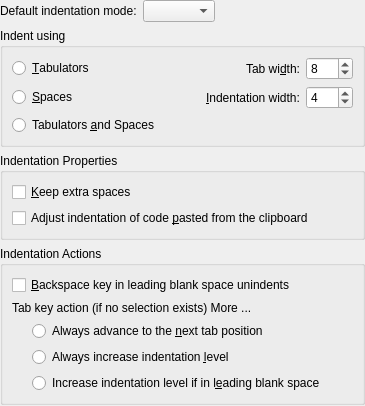
Above: src/dialogs/indentationconfigwidget.ui from deepin-community/ktexteditor before the change. Below: the same form after it.
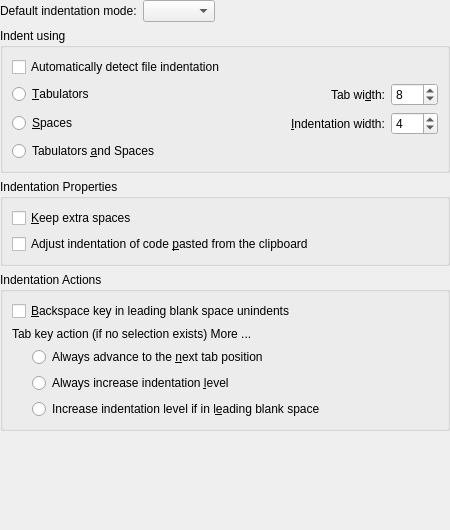
That is the form after the change. Custom widgets are drawn as their Qt base class.

The edit to the form file:
```diff
--- a/src/dialogs/indentationconfigwidget.ui
+++ b/src/dialogs/indentationconfigwidget.ui
@@ -2,6 +2,14 @@
 <ui version="4.0">
  <class>IndentationConfigWidget</class>
  <widget class="QWidget" name="IndentationConfigWidget">
+  <property name="geometry">
+   <rect>
+    <x>0</x>
+    <y>0</y>
+    <width>450</width>
+    <height>530</height>
+   </rect>
+  </property>
   <layout class="QVBoxLayout" name="verticalLayout">
    <property name="margin">
     <number>0</number>
@@ -49,21 +57,30 @@
       <string>Indent using</string>
      </property>
      <layout class="QGridLayout" name="gridLayout">
-      <item row="0" column="0">
-       <widget class="QRadioButton" name="rbIndentWithTabs">
-        <property name="text">
-         <string>&amp;Tabulators</string>
+      <item row="2" column="3">
+       <widget class="KPluralHandlingSpinBox" name="sbIndentWidth">
+        <property name="whatsThis">
+         <string>The indentation width is the number of spaces which is used to indent a line. If the option &lt;b&gt;Insert spaces instead of tabulators&lt;/b&gt; in the section &lt;b&gt;Editing&lt;/b&gt; is disabled, a &lt;b&gt;Tab&lt;/b&gt; character is inserted if the indentation is divisible by the tab width.</string>
+        </property>
+        <property name="minimum">
+         <number>1</number>
+        </property>
+        <property name="maximum">
+         <number>200</number>
+        </property>
+        <property name="value">
+         <number>4</number>
         </property>
        </widget>
       </item>
-      <item row="1" column="0">
+      <item row="2" column="0">
        <widget class="QRadioButton" name="rbIndentWithSpaces">
         <property name="text">
          <string>&amp;Spaces</string>
         </property>
        </widget>
       </item>
-      <item row="1" column="2">
+      <item row="2" column="2">
        <widget class="QLabel" name="lblIndentWidth">
         <property name="text">
          <string>&amp;Indentation width:</string>
@@ -73,14 +90,20 @@
         </property>
        </widget>
       </item>
-      <item row="2" column="0">
-       <widget class="QRadioButton" name="rbIndentMixed">
+      <item row="1" column="2">
+       <widget class="QLabel" name="lblTabWidth">
         <property name="text">
-         <string>Tabulators &amp;and Spaces</string>
+         <string>Tab wi&amp;dth:</string>
+        </property>
+        <property name="alignment">
+         <set>Qt::AlignRight|Qt::AlignTrailing|Qt::AlignVCenter</set>
+        </property>
+        <property name="buddy">
+         <cstring>sbTabWidth</cstring>
         </property>
        </widget>
       </item>
-      <item row="1" column="1">
+      <item row="2" column="1">
        <spacer name="horizontalSpacer">
         <property name="orientation">
          <enum>Qt::Horizontal</enum>
@@ -93,20 +116,7 @@
         </property>
        </spacer>
       </item>
-      <item row="0" column="2">
-       <widget class="QLabel" name="lblTabWidth">
-        <property name="text">
-         <string>Tab wi&amp;dth:</string>
-        </property>
-        <property name="alignment">
-         <set>Qt::AlignRight|Qt::AlignTrailing|Qt::AlignVCenter</set>
-        </property>
-        <property name="buddy">
-         <cstring>sbTabWidth</cstring>
-        </property>
-       </widget>
-      </item>
-      <item row="0" column="3">
+      <item row="1" column="3">
        <widget class="KPluralHandlingSpinBox" name="sbTabWidth">
         <property name="minimum">
          <number>1</number>
@@ -119,19 +129,24 @@
         </property>
        </widget>
       </item>
-      <item row="1" column="3">
-       <widget class="KPluralHandlingSpinBox" name="sbIndentWidth">
-        <property name="whatsThis">
-         <string>The indentation width is the number of spaces which is used to indent a line. If the option &lt;b&gt;Insert spaces instead of tabulators&lt;/b&gt; in the section &lt;b&gt;Editing&lt;/b&gt; is disabled, a &lt;b&gt;Tab&lt;/b&gt; character is inserted if the indentation is divisible by the tab width.</string>
+      <item row="1" column="0">
+       <widget class="QRadioButton" name="rbIndentWithTabs">
+        <property name="text">
+         <string>&amp;Tabulators</string>
         </property>
-        <property name="minimum">
-         <number>1</number>
+       </widget>
+      </item>
+      <item row="3" column="0">
+       <widget class="QRadioButton" name="rbIndentMixed">
+        <property name="text">
+         <string>Tabulators &amp;and Spaces</string>
         </property>
-        <property name="maximum">
-         <number>200</number>
-        </property>
-        <property name="value">
-         <number>4</number>
+       </widget>
+      </item>
+      <item row="0" column="0">
+       <widget class="QCheckBox" name="chkAutoDetectIndent">
+        <property name="text">
+         <string>Automatically detect file indentation</string>
         </property>
        </widget>
       </item>
@@ -189,7 +204,7 @@
          <string>&lt;html&gt;&lt;head&gt;&lt;meta name=&quot;qrichtext&quot; content=&quot;1&quot; /&gt;&lt;style type=&quot;text/css&quot;&gt;
 p, li { white-space: pre-wrap; }
 &lt;/style&gt;&lt;/head&gt;&lt;body&gt;
-&lt;p&gt;Tab key action (if no selection exists) &lt;a href=&quot;If you want &lt;b&gt;Tab&lt;/b&gt; to align the current line in the current code block like in emacs, make &lt;b&gt;Tab&lt;/b&gt; a shortcut to the action &lt;b&gt;Align&lt;/b&gt;.&quot;&gt;&lt;span&gt;More ...&lt;/span&gt;&lt;/a&gt;&lt;/p&gt;&lt;/body&gt;&lt;/html&gt;</string>
+&lt;p&gt;Tab key action (if no selection exists) &lt;a href=&quot;If you want &lt;b&gt;Tab&lt;/b&gt; to align the current line in the current code block like in Emacs, make &lt;b&gt;Tab&lt;/b&gt; a shortcut to the action &lt;b&gt;Format Indentation&lt;/b&gt;.&quot;&gt;&lt;span&gt;More ...&lt;/span&gt;&lt;/a&gt;&lt;/p&gt;&lt;/body&gt;&lt;/html&gt;</string>
         </property>
        </widget>
       </item>
```
Left out of the diff: 44 changed lines with no effect on the pictures.
